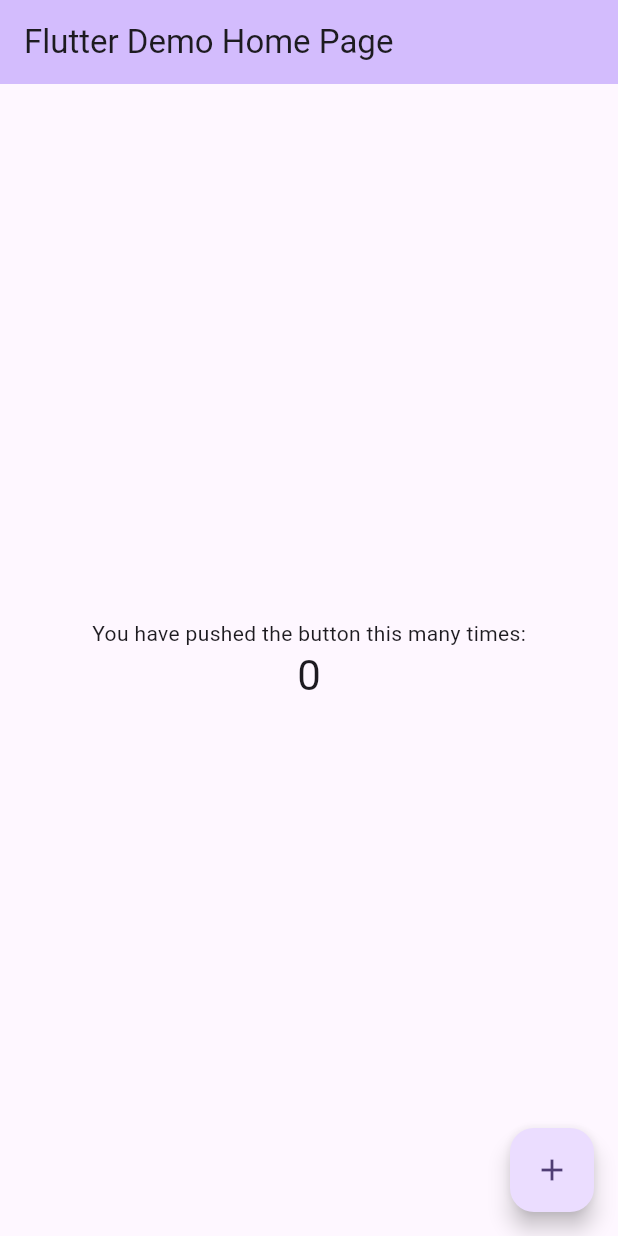
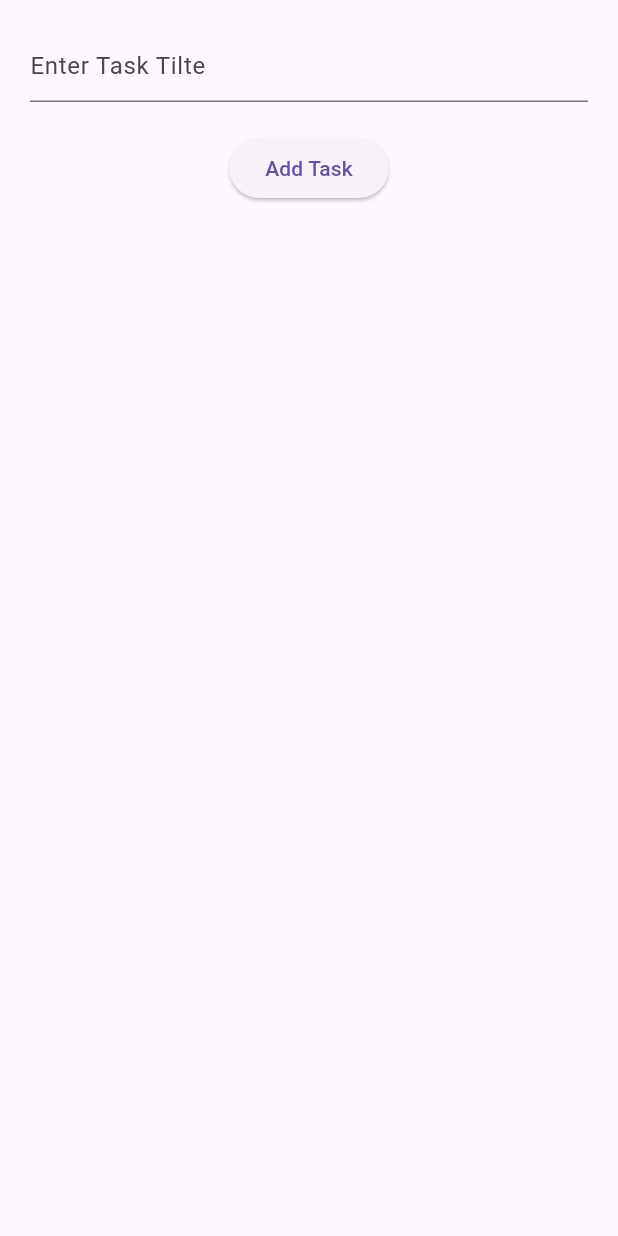
Before and after one commit to AbdelrhmanElsoot/bloc_learning, a Flutter app: the screen it shows after launch, on a phone screen of 412 x 824 dp. Run offline on Flutter 3.47's test engine with Material 3 defaults, Android fonts, the phone set to English and light mode, and no system bars; our stand-ins replace equatable, flutter_bloc.

Commit message:
finish To Do with  Cubit

```diff
--- a/to_do_task_with_cubit/lib/main.dart
+++ b/to_do_task_with_cubit/lib/main.dart
@@ -1,4 +1,5 @@
 import 'package:flutter/material.dart';
+import 'package:to_do_task_with_cubit/to_do.dart';
 
 void main() {
   runApp(const MyApp());
@@ -7,116 +8,8 @@ void main() {
 class MyApp extends StatelessWidget {
   const MyApp({super.key});
 
-  // This widget is the root of your application.
   @override
   Widget build(BuildContext context) {
-    return MaterialApp(
-      title: 'Flutter Demo',
-      theme: ThemeData(
-        // This is the theme of your application.
-        //
-        // TRY THIS: Try running your application with "flutter run". You'll see
-        // the application has a purple toolbar. Then, without quitting the app,
-        // try changing the seedColor in the colorScheme below to Colors.green
-        // and then invoke "hot reload" (save your changes or press the "hot
-        // reload" button in a Flutter-supported IDE, or press "r" if you used
-        // the command line to start the app).
-        //
-        // Notice that the counter didn't reset back to zero; the application
-        // state is not lost during the reload. To reset the state, use hot
-        // restart instead.
-        //
-        // This works for code too, not just values: Most code changes can be
-        // tested with just a hot reload.
-        colorScheme: ColorScheme.fromSeed(seedColor: Colors.deepPurple),
-      ),
-      home: const MyHomePage(title: 'Flutter Demo Home Page'),
-    );
+    return MaterialApp(debugShowCheckedModeBanner: false, home: ToDo());
   }
 }
-
-class MyHomePage extends StatefulWidget {
-  const MyHomePage({super.key, required this.title});
-
-  // This widget is the home page of your application. It is stateful, meaning
-  // that it has a State object (defined below) that contains fields that affect
-  // how it looks.
-
-  // This class is the configuration for the state. It holds the values (in this
-  // case the title) provided by the parent (in this case the App widget) and
-  // used by the build method of the State. Fields in a Widget subclass are
-  // always marked "final".
-
-  final String title;
-
-  @override
-  State<MyHomePage> createState() => _MyHomePageState();
-}
-
-class _MyHomePageState extends State<MyHomePage> {
-  int _counter = 0;
-
-  void _incrementCounter() {
-    setState(() {
-      // This call to setState tells the Flutter framework that something has
-      // changed in this State, which causes it to rerun the build method below
-      // so that the display can reflect the updated values. If we changed
-      // _counter without calling setState(), then the build method would not be
-      // called again, and so nothing would appear to happen.
-      _counter++;
-    });
-  }
-
-  @override
-  Widget build(BuildContext context) {
-    // This method is rerun every time setState is called, for instance as done
-    // by the _incrementCounter method above.
-    //
-    // The Flutter framework has been optimized to make rerunning build methods
-    // fast, so that you can just rebuild anything that needs updating rather
-    // than having to individually change instances of widgets.
-    return Scaffold(
-      appBar: AppBar(
-        // TRY THIS: Try changing the color here to a specific color (to
-        // Colors.amber, perhaps?) and trigger a hot reload to see the AppBar
-        // change color while the other colors stay the same.
-        backgroundColor: Theme.of(context).colorScheme.inversePrimary,
-        // Here we take the value from the MyHomePage object that was created by
-        // the App.build method, and use it to set our appbar title.
-        title: Text(widget.title),
-      ),
-      body: Center(
-        // Center is a layout widget. It takes a single child and positions it
-        // in the middle of the parent.
-        child: Column(
-          // Column is also a layout widget. It takes a list of children and
-          // arranges them vertically. By default, it sizes itself to fit its
-          // children horizontally, and tries to be as tall as its parent.
-          //
-          // Column has various properties to control how it sizes itself and
-          // how it positions its children. Here we use mainAxisAlignment to
-          // center the children vertically; the main axis here is the vertical
-          // axis because Columns are vertical (the cross axis would be
-          // horizontal).
-          //
-          // TRY THIS: Invoke "debug painting" (choose the "Toggle Debug Paint"
-          // action in the IDE, or press "p" in the console), to see the
-          // wireframe for each widget.
-          mainAxisAlignment: MainAxisAlignment.center,
-          children: <Widget>[
-            const Text('You have pushed the button this many times:'),
-            Text(
-              '$_counter',
-              style: Theme.of(context).textTheme.headlineMedium,
-            ),
-          ],
-        ),
-      ),
-      floatingActionButton: FloatingActionButton(
-        onPressed: _incrementCounter,
-        tooltip: 'Increment',
-        child: const Icon(Icons.add),
-      ), // This trailing comma makes auto-formatting nicer for build methods.
-    );
-  }
-}
--- a/to_do_task_with_cubit/lib/models/task_model.dart
+++ b/to_do_task_with_cubit/lib/models/task_model.dart
@@ -1,7 +1,7 @@
 import 'package:equatable/equatable.dart';
 
 class TaskModel extends Equatable {
-  final int id;
+  final String id;
   final String title;
   final bool isCompelete;
 
--- /dev/null
+++ b/to_do_task_with_cubit/lib/to_do.dart
@@ -0,0 +1,69 @@
+import 'package:flutter/material.dart';
+import 'package:flutter_bloc/flutter_bloc.dart';
+import 'package:to_do_task_with_cubit/cubit/to_do_cubit.dart';
+
+class ToDo extends StatelessWidget {
+  ToDo({super.key});
+
+  final TextEditingController titleController = TextEditingController();
+
+  @override
+  Widget build(BuildContext context) {
+    return Scaffold(
+      body: BlocProvider(
+        create: (context) => ToDoCubit(),
+        child: BlocBuilder<ToDoCubit, ToDoState>(
+          builder: (context, state) {
+            final cubitControoler = context.read<ToDoCubit>();
+            return Padding(
+              padding: const EdgeInsets.all(20.0),
+              child: Column(
+                children: [
+                  TextField(
+                    controller: titleController,
+                    decoration: InputDecoration(hintText: 'Enter Task Tilte '),
+                  ),
+                  SizedBox(height: 20),
+                  ElevatedButton(
+                    onPressed: () {
+                      if (titleController.text.isEmpty) return;
+                      cubitControoler.addTask(title: titleController.text);
+                      titleController.clear();
+                    },
+                    child: Text('Add Task'),
+                  ),
+                  Expanded(
+                    child: ListView.builder(
+                      itemCount: state.task.length,
+                      itemBuilder: (context, index) {
+                        return ListTile(
+                          title: Text(state.task[index].title),
+                          leading: Checkbox(
+                            value: state.task[index].isCompelete,
+                            onChanged: (value) {
+                              cubitControoler.toggleTask(
+                                id: state.task[index].id,
+                              );
+                            },
+                          ),
+                          trailing: IconButton(
+                            onPressed: () {
+                              cubitControoler.removeTask(
+                                id: state.task[index].id,
+                              );
+                            },
+                            icon: Icon(Icons.delete),
+                          ),
+                        );
+                      },
+                    ),
+                  ),
+                ],
+              ),
+            );
+          },
+        ),
+      ),
+    );
+  }
+}
```
